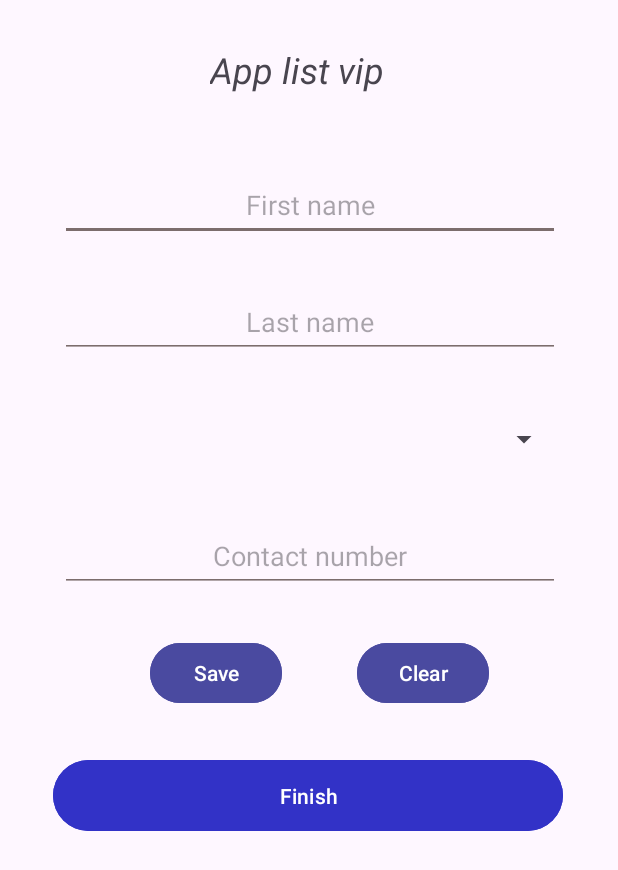
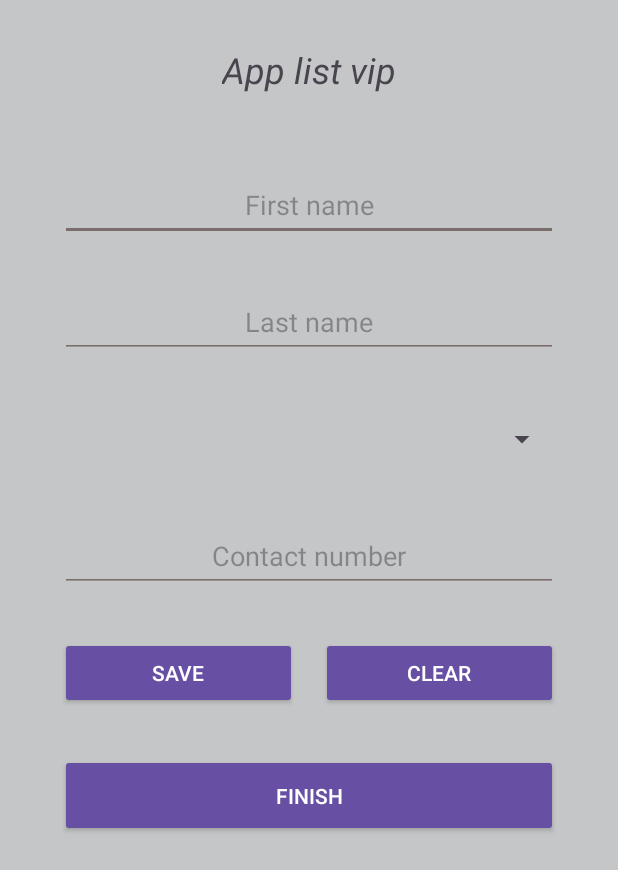
Before and after one commit to LucasFariaTDS/App_Cursos, an Android app: the layout activity_spinner.xml on its own in the app's theme, with its tools: preview values and no code run, on a phone screen of 412 x 824 dp. Shown: the top 870 px of the screen. Run offline under Robolectric (Android 15) with nearby library versions, the phone set to English and light mode, and no system bars.

Commit message:
Versao 1 completa

```diff
--- a/app/build.gradle.kts
+++ b/app/build.gradle.kts
@@ -3,11 +3,11 @@ plugins {
 }
 
 android {
-    namespace = "com.example.app"
+    namespace = "com.lucas.Lista_vip"
     compileSdk = 35
 
     defaultConfig {
-        applicationId = "com.example.app"
+        applicationId = "com.lucas.Lista_vip"
         minSdk = 24
         targetSdk = 34
         versionCode = 1
--- a/app/src/main/AndroidManifest.xml
+++ b/app/src/main/AndroidManifest.xml
@@ -16,7 +16,7 @@
             android:name=".view.MainActivity"
             android:exported="false" />
         <activity
-            android:name=".view.splash_activity"
+            android:name=".view.SplashActivity"
             android:exported="true" >
             <intent-filter>
                 <action android:name="android.intent.action.MAIN" />
--- a/app/src/main/java/com/example/app/database/DB.java
+++ b/app/src/main/java/com/example/Lista_vip/database/DB.java
@@ -1,4 +1,4 @@
-package com.example.app.database;
+package com.example.Lista_vip.database;
 
 import android.content.Context;
 import android.database.sqlite.SQLiteDatabase;
--- a/app/src/main/java/com/example/app/model/People.java
+++ b/app/src/main/java/com/example/Lista_vip/model/People.java
@@ -1,4 +1,4 @@
-package com.example.app.model;
+package com.example.Lista_vip.model;
 
 public class People {
     private final String firstName;
--- a/app/src/main/res/layout/activity_spinner.xml
+++ b/app/src/main/res/layout/activity_spinner.xml
@@ -1,10 +1,12 @@
 <?xml version="1.0" encoding="utf-8"?>
-<androidx.appcompat.widget.LinearLayoutCompat xmlns:android="http://schemas.android.com/apk/res/android"
+<androidx.appcompat.widget.LinearLayoutCompat
+    xmlns:android="http://schemas.android.com/apk/res/android"
     xmlns:tools="http://schemas.android.com/tools"
     android:id="@+id/main"
     android:layout_width="match_parent"
     android:layout_height="match_parent"
-    android:backgroundTint="#C56E6E"
+    android:background="#c5c6c7"
+    android:orientation="vertical"
     tools:context=".view.MainActivity">
 
     <ScrollView
@@ -13,58 +15,65 @@
 
         <LinearLayout
             android:layout_width="match_parent"
-            android:layout_height="match_parent"
+            android:layout_height="wrap_content"
             android:orientation="vertical">
 
             <TextView
                 android:id="@+id/textView"
                 android:layout_width="wrap_content"
                 android:layout_height="wrap_content"
-                android:layout_marginLeft="140dp"
+                android:layout_gravity="center_horizontal"
                 android:layout_marginTop="30dp"
                 android:text="@string/txt_tittle"
                 android:textSize="24sp"
-                android:textStyle="italic"
-                android:gravity="center"/>
+                android:textStyle="italic" />
 
             <EditText
                 android:id="@+id/editText_first_name"
-                android:layout_width="333dp"
+                style="@style/Widget.AppCompat.Light.AutoCompleteTextView"
+                android:layout_width="match_parent"
                 android:layout_height="48dp"
-                android:layout_marginLeft="40dp"
+                android:layout_marginStart="40dp"
+                android:layout_marginEnd="40dp"
                 android:layout_marginTop="50dp"
                 android:backgroundTint="#7C6D6D"
                 android:ems="10"
+                android:gravity="center"
                 android:hint="@string/txt_hint_edit_first_name"
-                android:inputType="text"
-                android:gravity="center"/>
+                android:inputType="text" />
 
             <EditText
                 android:id="@+id/editText_last_name"
-                android:layout_width="333dp"
+                style="@style/Widget.AppCompat.Light.AutoCompleteTextView"
+                android:layout_width="match_parent"
                 android:layout_height="48dp"
-                android:layout_marginLeft="40dp"
+                android:layout_marginStart="40dp"
+                android:layout_marginEnd="40dp"
                 android:layout_marginTop="30dp"
                 android:backgroundTint="#7C6D6D"
                 android:ems="10"
+                android:gravity="center"
                 android:hint="@string/txt_hint_edit_last_name"
-                android:inputType="text"
-                android:gravity="center"/>
+                android:inputType="text" />
 
             <Spinner
                 android:id="@+id/spinner_course"
-                android:layout_width="333dp"
+                style="@android:style/Widget.DeviceDefault.Spinner"
+                android:layout_width="match_parent"
                 android:layout_height="48dp"
-                android:layout_marginLeft="40dp"
+                android:layout_marginStart="40dp"
+                android:layout_marginEnd="40dp"
                 android:layout_marginTop="30dp"
-                android:hint="@string/text_hint_desired_course"
-                android:gravity="center"/>
+                android:gravity="center"
+                android:hint="@string/text_hint_desired_course" />
 
             <EditText
                 android:id="@+id/editText_contact_number"
-                android:layout_width="333dp"
+                style="@style/Widget.AppCompat.AutoCompleteTextView"
+                android:layout_width="match_parent"
                 android:layout_height="48dp"
-                android:layout_marginLeft="40dp"
+                android:layout_marginStart="40dp"
+                android:layout_marginEnd="40dp"
                 android:layout_marginTop="30dp"
                 android:backgroundTint="#7C6D6D"
                 android:ems="10"
@@ -75,41 +84,47 @@
 
             <LinearLayout
                 android:layout_width="match_parent"
-                android:layout_height="match_parent"
+                android:layout_height="wrap_content"
+                android:layout_marginTop="30dp"
                 android:orientation="horizontal"
-                android:layout_marginTop="30dp">
-            <Button
-                android:id="@+id/button_save"
-                android:layout_width="wrap_content"
-                android:layout_height="wrap_content"
-                android:layout_marginLeft="100dp"
-                android:backgroundTint="#4A4AA0"
-                android:text="@string/txt_button_save" />
+                android:layout_marginStart="40dp"
+                android:layout_marginEnd="40dp">
+
+                <Button
+                    android:id="@+id/button_save"
+                    style="@style/Widget.AppCompat.Button.Colored"
+                    android:layout_width="0dp"
+                    android:layout_height="wrap_content"
+                    android:layout_weight="1"
+                    android:backgroundTint="#4A4AA0"
+                    android:text="@string/txt_button_save" />
+
+                <Space
+                    android:layout_width="16dp"
+                    android:layout_height="wrap_content" />
 
                 <Button
                     android:id="@+id/button_clear"
-                    android:layout_width="wrap_content"
+                    style="@style/Widget.AppCompat.Button.Small"
+                    android:layout_width="0dp"
                     android:layout_height="wrap_content"
-                    android:layout_marginLeft="50dp"
+                    android:layout_weight="1"
                     android:backgroundTint="#4A4AA0"
                     android:text="@string/txt_button_clear" />
             </LinearLayout>
+
             <Button
                 android:id="@+id/button_finish"
-                android:layout_width="340dp"
+                style="@style/Widget.AppCompat.Button.Small"
+                android:layout_width="match_parent"
                 android:layout_height="55dp"
-                android:layout_marginLeft="35dp"
+                android:layout_marginStart="40dp"
+                android:layout_marginEnd="40dp"
                 android:layout_marginTop="30dp"
                 android:backgroundTint="#3232C7"
                 android:gravity="center"
                 android:text="@string/txt_button_finish" />
 
-            <LinearLayout
-                android:layout_width="match_parent"
-                android:layout_height="match_parent"
-                android:orientation="horizontal">
-            </LinearLayout>
         </LinearLayout>
     </ScrollView>
-
 </androidx.appcompat.widget.LinearLayoutCompat>
--- a/settings.gradle.kts
+++ b/settings.gradle.kts
@@ -19,5 +19,5 @@ dependencyResolutionManagement {
     }
 }
 
-rootProject.name = "App"
+rootProject.name = "Lista_vip"
 include(":app")
```
Also changed, not shown: app/src/main/java/com/example/Lista_vip/controller/DBController.java (renamed from app/src/main/java/com/example/app/controller/DBController.java, +12 -7 lines), app/src/main/java/com/example/Lista_vip/controller/PeopleController.java (renamed from app/src/main/java/com/example/app/controller/PeopleController.java, +2 -5 lines), app/src/main/java/com/example/Lista_vip/view/MainActivity.java (renamed from app/src/main/java/com/example/app/view/MainActivity.java, +28 -18 lines), app/src/main/java/com/example/Lista_vip/view/SplashActivity.java (renamed from app/src/main/java/com/example/app/view/splash_activity.java, +21 -3 lines), app/src/main/res/layout/activity_splash.xml (+13 -3 lines), app/src/main/res/values/strings.xml (+7 -0 lines), app/src/main/res/drawable/listvip.png (added).
